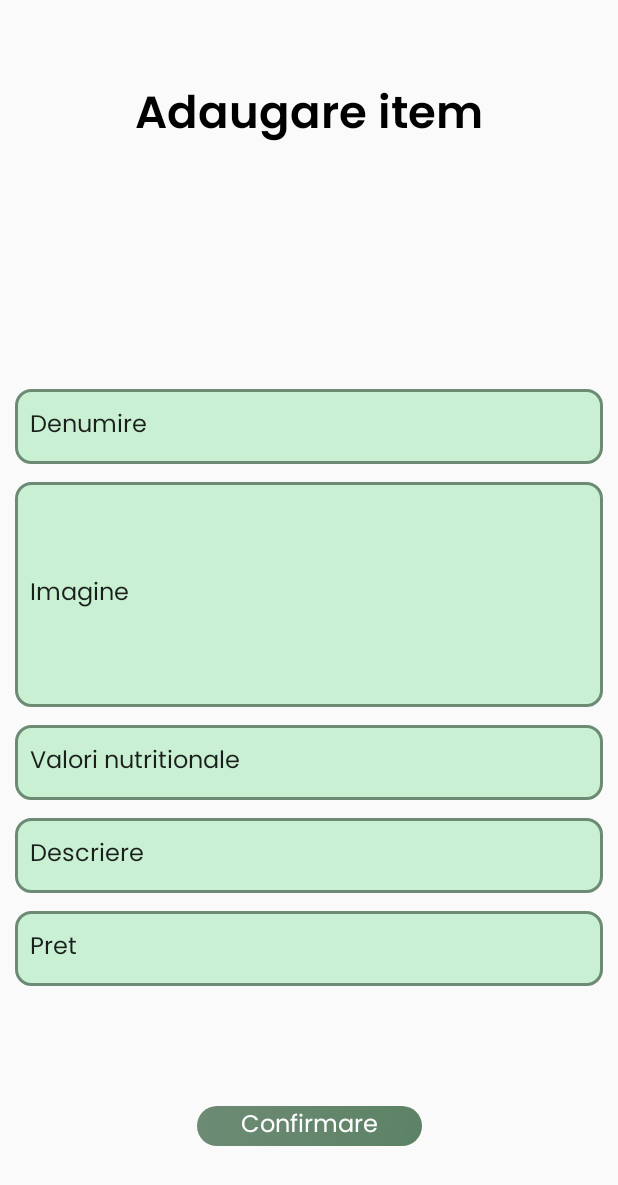
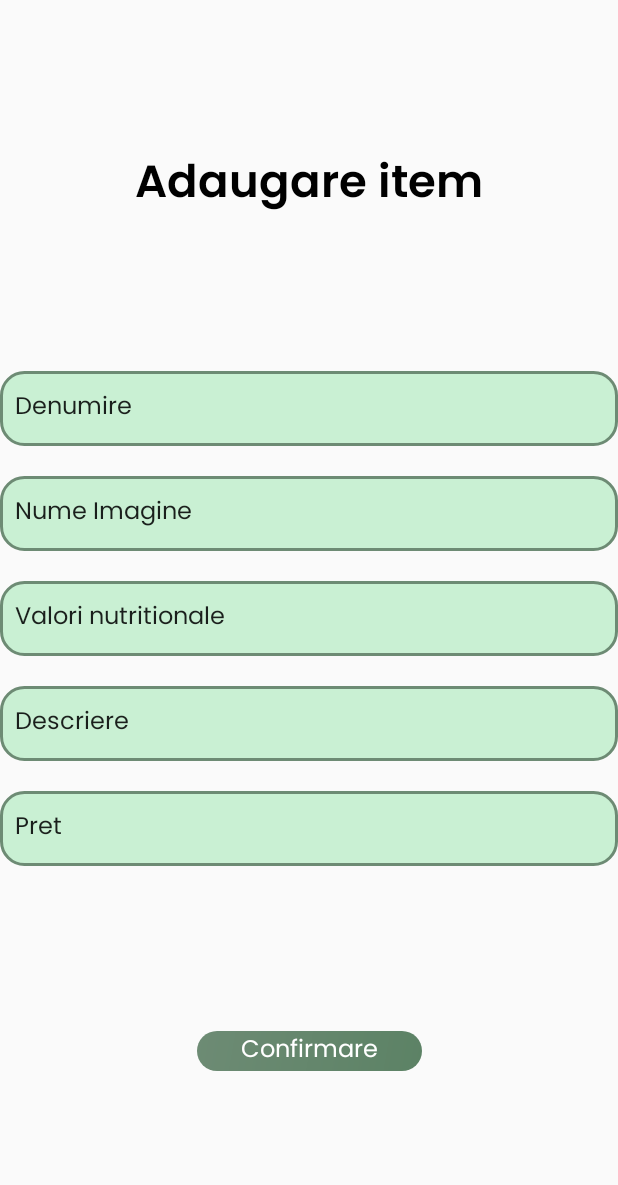
Before and after one commit to Sruf-y/Proiect_IS, an Android app: the Adaugare_Mancare screen opened directly, with no data from a screen before it, on a phone screen of 412 x 824 dp. Shown: the top 1185 px of the screen. Run offline under Robolectric (Android 15) with nearby library versions, the phone set to English and light mode, and no system bars.

Commit message:
Botofan: finisaje

```diff
--- a/app/src/main/res/drawable/outline.xml
+++ b/app/src/main/res/drawable/outline.xml
@@ -1,8 +1,7 @@
 <?xml version="1.0" encoding="utf-8"?>
 <selector xmlns:android="http://schemas.android.com/apk/res/android">
 
-    <item android:state_focused="false"
-        >
+    <item android:state_focused="false">
         <shape android:shape="rectangle">
             <stroke android:color="@color/invertedBackgrounds"
                 android:width="2dp"/>
--- a/app/src/main/res/drawable/text_background.xml
+++ b/app/src/main/res/drawable/text_background.xml
@@ -3,7 +3,7 @@
     <item>
         <shape android:shape="rectangle">
             <solid android:color="#c9f0d3" />
-            <corners android:radius="10dp"/>
+            <corners android:radius="15dp"/>
             <stroke android:color="@color/text_accent" android:width="2dp"/>
         </shape>
     </item>
--- a/app/src/main/res/layout/activity_adaugare_mancare.xml
+++ b/app/src/main/res/layout/activity_adaugare_mancare.xml
@@ -12,53 +12,15 @@
         android:id="@+id/textView3"
         android:layout_width="wrap_content"
         android:layout_height="wrap_content"
-        android:layout_marginTop="52dp"
         android:fontFamily="@font/poppins_semibold"
         android:text="Adaugare item"
         android:textAppearance="@style/TextAppearance.AppCompat.Body2"
         android:textSize="30sp"
-        app:layout_constraintBottom_toTopOf="@+id/constraintLayout7"
+        app:layout_constraintBottom_toTopOf="@+id/linearLayout"
         app:layout_constraintEnd_toEndOf="parent"
         app:layout_constraintStart_toStartOf="parent"
         app:layout_constraintTop_toTopOf="parent" />
 
-    <EditText
-        android:id="@+id/editImagine"
-        android:layout_width="0dp"
-        android:layout_height="150dp"
-        android:layout_marginStart="10dp"
-        android:layout_marginEnd="10dp"
-        android:layout_marginBottom="12dp"
-        android:background="@drawable/text_background"
-        android:ems="10"
-        android:fontFamily="@font/poppins"
-        android:inputType="text"
-        android:padding="10dp"
-        android:text="Imagine"
-        android:textSize="16sp"
-        app:layout_constraintBottom_toTopOf="@+id/editValoriNutritionale"
-        app:layout_constraintEnd_toEndOf="parent"
-        app:layout_constraintHorizontal_bias="0.05"
-        app:layout_constraintStart_toStartOf="parent" />
-
-    <EditText
-        android:id="@+id/editTextText2"
-        android:layout_width="0dp"
-        android:layout_height="50dp"
-        android:layout_marginStart="10dp"
-        android:layout_marginEnd="10dp"
-        android:layout_marginBottom="12dp"
-        android:background="@drawable/text_background"
-        android:ems="10"
-        android:fontFamily="@font/poppins"
-        android:inputType="text"
-        android:padding="10dp"
-        android:text="Denumire"
-        android:textSize="16sp"
-        app:layout_constraintBottom_toTopOf="@+id/editImagine"
-        app:layout_constraintEnd_toEndOf="parent"
-        app:layout_constraintHorizontal_bias="0.087"
-        app:layout_constraintStart_toStartOf="parent" />
     <!--    <EdiText-->
 <!--        android:layout_width="0dp"-->
 <!--        android:layout_height="57dp"-->
@@ -71,13 +33,60 @@
 <!--        app:layout_constraintTop_toBottomOf="@+id/textView3" />-->
 
 
+    <Button
+        android:id="@+id/admin_confirmare"
+        android:layout_width="150dp"
+        android:layout_height="wrap_content"
+        android:background="@drawable/rounded_button"
+        android:fontFamily="@font/poppins"
+        android:text="Confirmare"
+        android:textColor="@android:color/white"
+        android:textSize="16sp"
+        app:layout_constraintBottom_toBottomOf="parent"
+        app:layout_constraintEnd_toEndOf="parent"
+        app:layout_constraintStart_toStartOf="parent"
+        app:layout_constraintTop_toBottomOf="@+id/linearLayout" />
+
+    <LinearLayout
+        android:id="@+id/linearLayout"
+        android:layout_width="0dp"
+        android:layout_height="wrap_content"
+        android:divider="@drawable/invisible_divider_horizontal"
+        android:orientation="vertical"
+        android:showDividers="middle"
+        app:layout_constraintBottom_toBottomOf="parent"
+        app:layout_constraintEnd_toEndOf="parent"
+        app:layout_constraintStart_toStartOf="parent"
+        app:layout_constraintTop_toTopOf="parent">
+
+        <EditText
+            android:id="@+id/editTextText2"
+            android:layout_width="match_parent"
+            android:layout_height="50dp"
+            android:background="@drawable/text_background"
+            android:ems="10"
+            android:fontFamily="@font/poppins"
+            android:inputType="text"
+            android:padding="10dp"
+            android:text="Denumire"
+            android:textSize="16sp" />
+
+        <EditText
+            android:id="@+id/editImagine"
+            android:layout_width="match_parent"
+            android:layout_height="50dp"
+            android:background="@drawable/text_background"
+            android:ems="10"
+            android:fontFamily="@font/poppins"
+            android:inputType="text"
+            android:padding="10dp"
+            android:text="Nume Imagine"
+            android:textSize="16sp" />
+
         <EditText
             android:id="@+id/editValoriNutritionale"
-        android:layout_width="0dp"
+            android:layout_width="match_parent"
             android:layout_height="50dp"
-        android:layout_marginStart="10dp"
-        android:layout_marginEnd="10dp"
-        android:layout_marginBottom="12dp"
             android:background="@drawable/text_background"
             android:ems="10"
             android:fontFamily="@font/poppins"
@@ -86,62 +95,32 @@
             android:text="Valori nutritionale"
             android:textSize="16sp"
 
-        app:layout_constraintBottom_toTopOf="@+id/editTextDescriere"
-        app:layout_constraintEnd_toEndOf="parent"
-        app:layout_constraintHorizontal_bias="0.058"
-        app:layout_constraintStart_toStartOf="parent" />
+            />
 
         <EditText
             android:id="@+id/editTextDescriere"
-        android:layout_width="0dp"
+            android:layout_width="match_parent"
             android:layout_height="50dp"
-        android:layout_marginStart="10dp"
-        android:layout_marginEnd="10dp"
-        android:layout_marginBottom="12dp"
             android:background="@drawable/text_background"
             android:ems="10"
             android:fontFamily="@font/poppins"
             android:inputType="text"
             android:padding="10dp"
             android:text="Descriere"
-        android:textSize="16sp"
 
-        app:layout_constraintBottom_toTopOf="@+id/editTextPret"
-        app:layout_constraintEnd_toEndOf="parent"
-        app:layout_constraintHorizontal_bias="0.058"
-        app:layout_constraintStart_toStartOf="parent" />
+            android:textSize="16sp" />
 
         <EditText
             android:id="@+id/editTextPret"
-        android:layout_width="0dp"
+            android:layout_width="match_parent"
             android:layout_height="50dp"
-        android:layout_marginStart="10dp"
-        android:layout_marginEnd="10dp"
-        android:layout_marginBottom="80dp"
             android:background="@drawable/text_background"
             android:ems="10"
             android:fontFamily="@font/poppins"
             android:inputType="text"
             android:padding="10dp"
             android:text="Pret"
-        android:textSize="16sp"
-        app:layout_constraintBottom_toTopOf="@+id/admin_confirmare"
-        app:layout_constraintEnd_toEndOf="parent"
-        app:layout_constraintHorizontal_bias="0.058"
-        app:layout_constraintStart_toStartOf="parent" />
-
-    <Button
-        android:id="@+id/admin_confirmare"
-        android:layout_width="150dp"
-        android:layout_height="wrap_content"
-        android:layout_marginBottom="60dp"
-        android:background="@drawable/rounded_button"
-        android:fontFamily="@font/poppins"
-        android:text="Confirmare"
-        android:textColor="@android:color/white"
-        android:textSize="16sp"
-        app:layout_constraintBottom_toBottomOf="parent"
-        app:layout_constraintEnd_toEndOf="parent"
-        app:layout_constraintStart_toStartOf="parent" />
+            android:textSize="16sp" />
+    </LinearLayout>
 
 </androidx.constraintlayout.widget.ConstraintLayout>
--- a/app/src/main/res/layout/activity_login.xml
+++ b/app/src/main/res/layout/activity_login.xml
@@ -132,9 +132,9 @@
         <androidx.cardview.widget.CardView
             android:layout_width="0dp"
             android:layout_height="0dp"
+            app:cardCornerRadius="15dp"
             app:layout_constraintBottom_toBottomOf="parent"
             app:layout_constraintEnd_toEndOf="parent"
-            app:layout_constraintHorizontal_bias="1.0"
             app:layout_constraintStart_toStartOf="parent"
             app:layout_constraintTop_toTopOf="parent">
 
@@ -204,18 +204,19 @@
 
 
         <Button
-            android:id="@+id/admin_confirmare"
+            android:id="@+id/Log_In_Button"
             android:layout_width="150dp"
             android:layout_height="wrap_content"
-            android:layout_marginBottom="60dp"
             android:background="@drawable/rounded_button"
+            android:elevation="2dp"
             android:fontFamily="@font/poppins"
             android:text="Login"
             android:textColor="@android:color/white"
             android:textSize="16sp"
             app:layout_constraintBottom_toBottomOf="parent"
             app:layout_constraintEnd_toEndOf="parent"
-            app:layout_constraintStart_toStartOf="parent" />
+            app:layout_constraintStart_toStartOf="parent"
+            app:layout_constraintTop_toTopOf="parent" />
 
     </androidx.constraintlayout.widget.ConstraintLayout>
 
--- a/app/src/main/res/values-night/colors.xml
+++ b/app/src/main/res/values-night/colors.xml
@@ -4,7 +4,7 @@
     <color name="backgrounds">#000000</color>
     <color name="liftedBackgrounds">#1D1D1D</color>
     <color name="invertedBackgrounds">#FFFFFF</color>
-    <color name="invertedLightTextBackgrounds">#ADADAD</color>
+    <color name="invertedLightTextBackgrounds">#807F7F</color>
     <color name="invertedLiftedBackgrounds">#A8A8A8</color>
 
 
```
Lines whose indentation alone changed are shown as unchanged.
